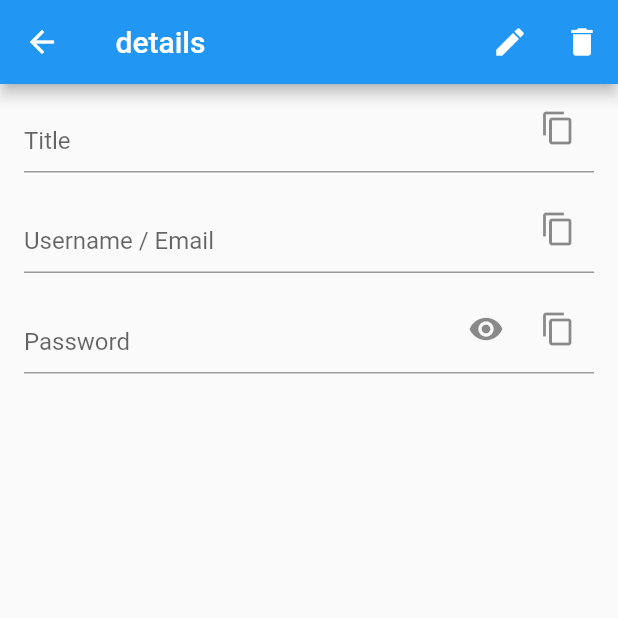
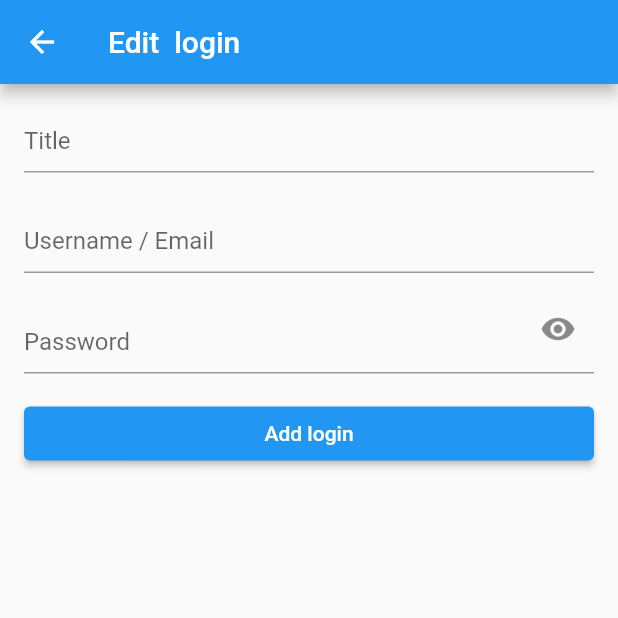
Before and after one commit to DavidDomkar/flutter_exercise, a Flutter app: the DetailScreen screen opened directly with empty values, after a tap on the "edit" icon, on a phone screen of 412 x 824 dp, the top half of it. Run offline on Flutter 3.47's test engine with Material 2 defaults, Android fonts, the phone set to English and light mode, and no system bars; our stand-ins replace copy_with_extension, drift, flutter_riverpod, flutter_secure_storage; accounts and stored records are empty; generated files the repository leaves out were written again.

Commit message:
feat: allow edits

```diff
--- /dev/null
+++ b/lib/providers.dart
@@ -0,0 +1,16 @@
+import 'package:flutter_riverpod/flutter_riverpod.dart';
+
+import 'database/database.dart';
+import 'repositories/logins_repository.dart';
+
+final loginProvider = StreamProvider.autoDispose.family<Login?, int>((ref, id) {
+  final loginsRepository = ref.watch(loginsRepositoryProvider);
+
+  return loginsRepository.watchLogin(id);
+});
+
+final loginsProvider = StreamProvider.autoDispose<List<Login>>((ref) {
+  final loginsRepository = ref.watch(loginsRepositoryProvider);
+
+  return loginsRepository.watchLogins();
+});
--- a/lib/repositories/logins_repository.dart
+++ b/lib/repositories/logins_repository.dart
@@ -8,7 +8,7 @@ final loginsRepositoryProvider = Provider<ILoginsRepository>((ref) => throw Unim
 
 abstract class ILoginsRepository {
   Future<int> addLogin(String title, String username, String password);
-  Future<void> editLogin(int id, {String? title, String? username, String? password});
+  Future<void> editLogin(int id, String? title, String? username, String? password);
   Future<void> deleteLogin(int id);
   Stream<List<Login>> watchLogins();
   Stream<Login?> watchLogin(int id);
@@ -30,7 +30,7 @@ class LoginsRepository extends ILoginsRepository {
   }
 
   @override
-  Future<void> editLogin(int id, {String? title, String? username, String? password}) async {
+  Future<void> editLogin(int id, String? title, String? username, String? password) async {
     await database.updateLogin(LoginsCompanion(
       id: Value(id),
       title: title != null ? Value(title) : const Value.absent(),
--- a/lib/screens/detail/detail_screen.dart
+++ b/lib/screens/detail/detail_screen.dart
@@ -1,16 +1,10 @@
 import 'package:flutter/material.dart';
 import 'package:flutter_riverpod/flutter_riverpod.dart';
 
+import '../../providers.dart';
 import '../../widgets/login_form/login_form.dart';
-import '../../database/database.dart';
-import '../../repositories/logins_repository.dart';
+import '../form/form_screen.dart';
 import 'detail_view_model.dart';
-
-final _loginProvider = StreamProvider.autoDispose.family<Login?, int>((ref, id) {
-  final loginsRepository = ref.watch(loginsRepositoryProvider);
-
-  return loginsRepository.watchLogin(id).distinct((previous, current) => previous != null && current == null);
-});
 
 final _viewModelProvider = Provider.autoDispose((ref) => DetailViewModel(ref.read));
 
@@ -30,15 +24,24 @@ class DetailScreen extends ConsumerWidget {
 
     final viewModel = ref.read(_viewModelProvider);
 
-    final login = ref.watch(_loginProvider(arguments.id));
+    final login = ref.watch(loginProvider(arguments.id));
 
     return Scaffold(
       appBar: AppBar(
-        title: Text('${arguments.title} details'),
+        title: Text('${login.asData?.value?.title ?? arguments.title} details'),
         actions: [
           IconButton(
             icon: const Icon(Icons.edit),
-            onPressed: () async {},
+            onPressed: () {
+              Navigator.pushNamed(
+                context,
+                '/form',
+                arguments: FormScreenArguments(
+                  id: arguments.id,
+                  title: arguments.title,
+                ),
+              );
+            },
           ),
           IconButton(
             icon: const Icon(Icons.delete),
@@ -55,6 +58,7 @@ class DetailScreen extends ConsumerWidget {
             child: Padding(
               padding: const EdgeInsets.symmetric(horizontal: 16.0),
               child: LoginForm(
+                key: ValueKey(data),
                 login: data,
                 readOnly: true,
               ),
--- a/lib/screens/form/form_screen.dart
+++ b/lib/screens/form/form_screen.dart
@@ -1,22 +1,80 @@
 import 'package:flutter/material.dart';
+import 'package:flutter_riverpod/flutter_riverpod.dart';
 
+import '../../providers.dart';
 import '../../widgets/login_form/login_form.dart';
+import '../detail/detail_screen.dart';
+
+class FormScreenArguments {
+  final int id;
+  final String title;
+
+  FormScreenArguments({required this.id, required this.title});
+}
 
 class FormScreen extends StatelessWidget {
   const FormScreen({Key? key}) : super(key: key);
 
   @override
   Widget build(BuildContext context) {
+    final arguments = ModalRoute.of(context)!.settings.arguments as FormScreenArguments?;
+
     return Scaffold(
       appBar: AppBar(
-        title: const Text('Add new login'),
+        title: arguments != null ? Text('Edit ${arguments.title} login') : const Text('Add new login'),
       ),
-      body: const SingleChildScrollView(
-        child: Padding(
-          padding: EdgeInsets.symmetric(horizontal: 16.0),
-          child: LoginForm(),
-        ),
-      ),
+      body: arguments != null
+          ? Consumer(
+              builder: (context, ref, _) {
+                final login = ref.watch(loginProvider(arguments.id));
+
+                return login.when(
+                  data: (data) {
+                    return SingleChildScrollView(
+                      child: Padding(
+                        padding: const EdgeInsets.symmetric(horizontal: 16.0),
+                        child: LoginForm(
+                          login: data,
+                          onSaved: (_, __) {
+                            Navigator.of(context).pop();
+                          },
+                        ),
+                      ),
+                    );
+                  },
+                  error: (_, __) {
+                    return const Center(
+                      child: Text(
+                        'An error occurred.',
+                        textAlign: TextAlign.center,
+                        style: TextStyle(color: Colors.red),
+                      ),
+                    );
+                  },
+                  loading: () {
+                    return const Center(
+                      child: CircularProgressIndicator(),
+                    );
+                  },
+                );
+              },
+            )
+          : SingleChildScrollView(
+              child: Padding(
+                padding: const EdgeInsets.symmetric(horizontal: 16.0),
+                child: LoginForm(
+                  onSaved: (id, title) {
+                    Navigator.of(context).pushReplacementNamed(
+                      '/detail',
+                      arguments: DetailScreenArguments(
+                        id: id,
+                        title: title,
+                      ),
+                    );
+                  },
+                ),
+              ),
+            ),
     );
   }
 }
--- a/lib/widgets/login_form/login_form_view_model.dart
+++ b/lib/widgets/login_form/login_form_view_model.dart
@@ -37,7 +37,14 @@ class LoginFormViewModel extends ChangeNotifier {
     _loading = true;
     notifyListeners();
 
-    final id = await _loginsRepository.addLogin(title, username, password);
+    int id;
+
+    if (login != null) {
+      await _loginsRepository.editLogin(login!.id, title, username, password);
+      id = login!.id;
+    } else {
+      id = await _loginsRepository.addLogin(title, username, password);
+    }
 
     return id;
   }
--- a/lib/widgets/login_form/widgets/submit_button.dart
+++ b/lib/widgets/login_form/widgets/submit_button.dart
@@ -1,10 +1,11 @@
 import 'package:flutter/material.dart';
 
 class SubmitButton extends StatelessWidget {
+  final Widget child;
   final void Function()? onPressed;
   final bool loading;
 
-  const SubmitButton({Key? key, required this.onPressed, this.loading = false}) : super(key: key);
+  const SubmitButton({Key? key, required this.child, required this.onPressed, this.loading = false}) : super(key: key);
 
   @override
   Widget build(BuildContext context) {
@@ -19,7 +20,7 @@ class SubmitButton extends StatelessWidget {
                   strokeWidth: 2.0,
                 ),
               )
-            : Text('Add login'),
+            : child,
       ),
       onPressed: loading ? null : onPressed,
     );
```
Also changed, not shown: lib/screens/home/home_screen.dart (+2 -8 lines), lib/widgets/login_form/login_form.dart (+16 -29 lines).
